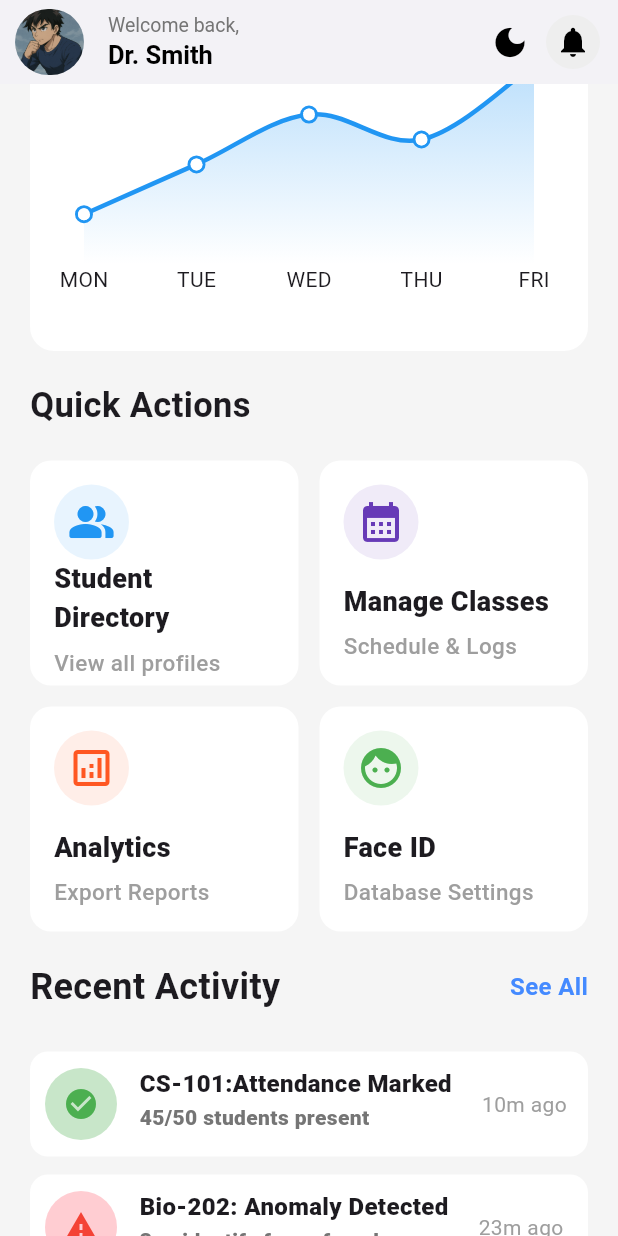
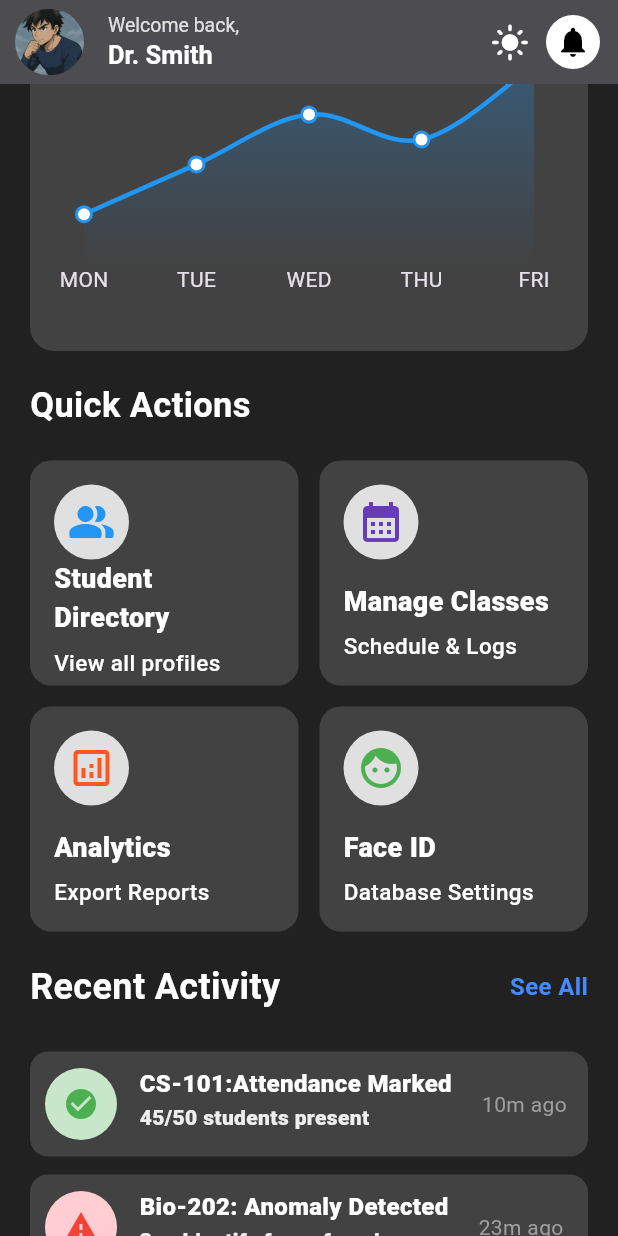
Before and after one commit to Shaurya0987/Ai-Face-Detection-Attendance-App, a Flutter app: the screen it shows after launch, scrolled down 576 dp, after a tap on the "dark mode" icon, on a phone screen of 412 x 824 dp. Run offline on Flutter 3.47's test engine with Material 3 defaults, Android fonts, the phone set to English and light mode, and no system bars; drawn by our look-alikes of fl_chart; our stand-ins replace action_slider, google_fonts.

Commit message:
Dark Theme Added in Teacher DashBoard

```diff
--- a/lib/Screens/TeacherDashBoard/Components/ActivityContainer.dart
+++ b/lib/Screens/TeacherDashBoard/Components/ActivityContainer.dart
@@ -1,4 +1,6 @@
+import 'package:facedetectionapp/Provider/ThemeProvider.dart';
 import 'package:flutter/material.dart';
+import 'package:provider/provider.dart';
 
 class ActivityContainer extends StatelessWidget {
   final String title;
@@ -13,13 +15,14 @@ class ActivityContainer extends StatelessWidget {
 
   @override
   Widget build(BuildContext context) {
+    final themeProvider = context.watch<ThemeProvider>();
     return Padding(
       padding: const EdgeInsets.symmetric(vertical: 6),
       child: Container(
         height: 70,
         width: double.infinity,
         decoration: BoxDecoration(
-          color: Colors.white,
+          color: themeProvider.isDark?Colors.grey.shade800:Colors.white,
           borderRadius: BorderRadius.circular(12)
         ),
         child: Padding(
@@ -37,13 +40,14 @@ class ActivityContainer extends StatelessWidget {
                 children: [
                   Text(title,style: TextStyle(
                     fontWeight: FontWeight.w900,
-                    fontSize: 16
+                    fontSize: 16,
+                    color: themeProvider.isDark?Colors.white:Colors.black
                   ),),
                   SizedBox(height: 1,),
                   Text(subtitle,style: TextStyle(
                     fontWeight: FontWeight.w900,
                     fontSize: 14,
-                    color: Colors.grey.shade600
+                    color: themeProvider.isDark?Colors.grey.shade200:Colors.grey.shade600,
                   ),)
                 ],
               ),
--- a/lib/Screens/TeacherDashBoard/Components/AppBar.dart
+++ b/lib/Screens/TeacherDashBoard/Components/AppBar.dart
@@ -1,4 +1,6 @@
+import 'package:facedetectionapp/Provider/ThemeProvider.dart';
 import 'package:flutter/material.dart';
+import 'package:provider/provider.dart';
 
 class TeacherAppBar extends StatelessWidget
     implements PreferredSizeWidget {
@@ -6,8 +8,9 @@ class TeacherAppBar extends StatelessWidget
 
   @override
   Widget build(BuildContext context) {
+    final themeProvider=context.watch<ThemeProvider>();
     return AppBar(
-      backgroundColor: Colors.white,
+      backgroundColor: themeProvider.isDark?Colors.grey.shade800:Colors.white,
       elevation: 9,
 
       /// 👤 AVATAR
@@ -33,15 +36,15 @@ class TeacherAppBar extends StatelessWidget
             "Welcome back,",
             style: TextStyle(
               fontSize: 13,
-              color: Colors.grey.shade600,
+              color: themeProvider.isDark?Colors.grey.shade300:Colors.grey.shade600,
             ),
           ),
-          const Text(
+          Text(
             "Dr. Smith",
             style: TextStyle(
               fontSize: 17,
               fontWeight: FontWeight.w600,
-              color: Colors.black,
+              color: themeProvider.isDark?Colors.white:Colors.black,
             ),
           ),
         ],
@@ -50,14 +53,16 @@ class TeacherAppBar extends StatelessWidget
       /// 🔔 ACTIONS
       actions: [
         IconButton(
-          icon: const Icon(Icons.dark_mode, size: 26, color: Colors.black),
-          onPressed: () {},
+          icon: themeProvider.isDark?Icon(Icons.light_mode, size: 26, color: Colors.white):Icon(Icons.dark_mode, size: 26, color: Colors.black),
+          onPressed: () {
+            themeProvider.toggleTheme();
+          },
         ),
         Padding(
           padding: const EdgeInsets.only(right: 12),
           child: CircleAvatar(
             radius: 18,
-            backgroundColor: Colors.grey.shade200,
+            backgroundColor: themeProvider.isDark?Colors.white:Colors.grey.shade200,
             child: const Icon(
               Icons.notifications,
               color: Colors.black,
--- a/lib/Screens/TeacherDashBoard/Components/AttendanceLineChart.dart
+++ b/lib/Screens/TeacherDashBoard/Components/AttendanceLineChart.dart
@@ -1,16 +1,19 @@
+import 'package:facedetectionapp/Provider/ThemeProvider.dart';
 import 'package:fl_chart/fl_chart.dart';
 import 'package:flutter/material.dart';
+import 'package:provider/provider.dart';
 
 class AttendanceLineChart extends StatelessWidget {
   const AttendanceLineChart({super.key});
 
   @override
   Widget build(BuildContext context) {
+    final themeProvider=context.watch<ThemeProvider>();
     return Container(
       height: 220,
       padding: const EdgeInsets.all(16),
       decoration: BoxDecoration(
-        color: Colors.white,
+        color: themeProvider.isDark?Colors.grey.shade800:Colors.white,
         borderRadius: BorderRadius.circular(20),
       ),
       child: LineChart(
@@ -38,6 +41,8 @@ class AttendanceLineChart extends StatelessWidget {
                       return const Text("THU");
                     case 4:
                       return const Text("FRI");
+                    case 5:
+                      return const Text("Sat");
                   }
                   return const Text("");
                 },
@@ -86,6 +91,7 @@ class AttendanceLineChart extends StatelessWidget {
                 FlSpot(2, 6),
                 FlSpot(3, 5),
                 FlSpot(4, 8),
+                FlSpot(4, 8),
               ],
             ),
           ],
--- a/lib/Screens/TeacherDashBoard/Components/AttendanceTrends.dart
+++ b/lib/Screens/TeacherDashBoard/Components/AttendanceTrends.dart
@@ -1,5 +1,7 @@
+import 'package:facedetectionapp/Provider/ThemeProvider.dart';
 import 'package:facedetectionapp/Screens/TeacherDashBoard/Components/AttendanceLineChart.dart';
 import 'package:flutter/material.dart';
+import 'package:provider/provider.dart';
 
 class AttendanceTrendsContainer extends StatelessWidget {
   const AttendanceTrendsContainer({
@@ -8,13 +10,14 @@ class AttendanceTrendsContainer extends StatelessWidget {
 
   @override
   Widget build(BuildContext context) {
+    final themeProvider=context.watch<ThemeProvider>();
     return Padding(
       padding: const EdgeInsets.only(top: 30.0),
       child: Container(
         height: 335,
         width: double.infinity,
         decoration: BoxDecoration(
-          color: Colors.white,
+          color: themeProvider.isDark?Colors.grey.shade800:Colors.white,
           borderRadius: BorderRadius.circular(16),
         ),
         child: Padding(
@@ -25,7 +28,7 @@ class AttendanceTrendsContainer extends StatelessWidget {
               Text(
                 "Attendance Trends",
                 style: TextStyle(
-                  color: Colors.grey.shade700,
+                  color: themeProvider.isDark?Colors.white:Colors.grey.shade700,
                   fontSize: 17,
                   fontWeight: FontWeight.w100,
                 ),
@@ -41,6 +44,7 @@ class AttendanceTrendsContainer extends StatelessWidget {
                         style: TextStyle(
                           fontSize: 31,
                           fontWeight: FontWeight.w900,
+                          color: themeProvider.isDark?Colors.white:Colors.black,
                         ),
                       ),
                       SizedBox(width: 10),
@@ -49,7 +53,7 @@ class AttendanceTrendsContainer extends StatelessWidget {
                         style: TextStyle(
                           fontSize: 18,
                           fontWeight: FontWeight.w900,
-                          color: Colors.grey.shade600,
+                          color: themeProvider.isDark?Colors.white:Colors.grey.shade600,
                         ),
                       ),
                     ],
@@ -60,7 +64,7 @@ class AttendanceTrendsContainer extends StatelessWidget {
                       vertical: 6,
                     ),
                     decoration: BoxDecoration(
-                      color: Colors.green.shade50,
+                      color: themeProvider.isDark?Colors.green.shade100:Colors.green.shade50,
                       borderRadius: BorderRadius.circular(20),
                     ),
                     child: Row(
--- a/lib/Screens/TeacherDashBoard/Components/CardWIthChangeValue.dart
+++ b/lib/Screens/TeacherDashBoard/Components/CardWIthChangeValue.dart
@@ -1,4 +1,6 @@
+import 'package:facedetectionapp/Provider/ThemeProvider.dart';
 import 'package:flutter/material.dart';
+import 'package:provider/provider.dart';
 
 /// ---------------- CARD WITH CHANGE VALUE ----------------
 class ContainerWithValue extends StatelessWidget {
@@ -19,10 +21,11 @@ class ContainerWithValue extends StatelessWidget {
 
   @override
   Widget build(BuildContext context) {
+    final themeProvider=context.watch<ThemeProvider>();
     return Container(
       height: 150,
       decoration: BoxDecoration(
-        color: Colors.white,
+        color: themeProvider.isDark?Colors.grey.shade800:Colors.white,
         borderRadius: BorderRadius.circular(14),
       ),
       padding: const EdgeInsets.all(16),
@@ -34,7 +37,7 @@ class ContainerWithValue extends StatelessWidget {
             mainAxisAlignment: MainAxisAlignment.spaceBetween,
             children: [
               CircleAvatar(
-                backgroundColor: color.withOpacity(0.1),
+                backgroundColor: themeProvider.isDark?Colors.grey.shade300:color.withOpacity(0.1),
                 radius: 20,
                 child: Icon(icon, size: 27, color: color),
               ),
@@ -42,12 +45,12 @@ class ContainerWithValue extends StatelessWidget {
                 padding:
                     const EdgeInsets.symmetric(horizontal: 6, vertical: 2),
                 decoration: BoxDecoration(
-                  color: Colors.green.shade50,
+                  color: themeProvider.isDark?Colors.green.shade100:Colors.green.shade50,
                   borderRadius: BorderRadius.circular(20),
                 ),
                 child: Text(
                   value,
-                  style: const TextStyle(
+                  style: TextStyle(
                     color: Colors.green,
                     fontSize: 12,
                     fontWeight: FontWeight.w600,
@@ -63,8 +66,8 @@ class ContainerWithValue extends StatelessWidget {
             title,
             style: TextStyle(
               fontSize: 14,
-              color: Colors.grey.shade600,
-              fontWeight: FontWeight.w500,
+              color: themeProvider.isDark?Colors.white:Colors.grey.shade700,
+              fontWeight: FontWeight.w900,
             ),
           ),
 
@@ -72,9 +75,10 @@ class ContainerWithValue extends StatelessWidget {
 
           Text(
             Percentage,
-            style: const TextStyle(
+            style: TextStyle(
               fontSize: 26,
               fontWeight: FontWeight.w800,
+              color: themeProvider.isDark?Colors.white:Colors.black,
             ),
           ),
         ],
--- a/lib/Screens/TeacherDashBoard/Components/CardWithoutChangeValue.dart
+++ b/lib/Screens/TeacherDashBoard/Components/CardWithoutChangeValue.dart
@@ -1,4 +1,6 @@
+import 'package:facedetectionapp/Provider/ThemeProvider.dart';
 import 'package:flutter/material.dart';
+import 'package:provider/provider.dart';
 
 /// ---------------- CARD WITHOUT CHANGE VALUE ----------------
 class ContainerWithoutValue extends StatelessWidget {
@@ -17,10 +19,11 @@ class ContainerWithoutValue extends StatelessWidget {
 
   @override
   Widget build(BuildContext context) {
+    final themeProvider=context.watch<ThemeProvider>();
     return Container(
       height: 150,
       decoration: BoxDecoration(
-        color: Colors.white,
+        color: themeProvider.isDark?Colors.grey.shade800:Colors.white,
         borderRadius: BorderRadius.circular(14),
       ),
       padding: const EdgeInsets.all(16),
@@ -28,7 +31,7 @@ class ContainerWithoutValue extends StatelessWidget {
         crossAxisAlignment: CrossAxisAlignment.start,
         children: [
           CircleAvatar(
-            backgroundColor: color.withOpacity(0.1),
+            backgroundColor: themeProvider.isDark?Colors.grey.shade300:color.withOpacity(0.1),
             radius: 20,
             child: Icon(icon, size: 27, color: color),
           ),
@@ -39,7 +42,7 @@ class ContainerWithoutValue extends StatelessWidget {
             title,
             style: TextStyle(
               fontSize: 14,
-              color: Colors.grey.shade600,
+              color: themeProvider.isDark?Colors.white:Colors.grey.shade700,
               fontWeight: FontWeight.w500,
             ),
           ),
@@ -48,9 +51,10 @@ class ContainerWithoutValue extends StatelessWidget {
 
           Text(
             Percentage,
-            style: const TextStyle(
+            style: TextStyle(
               fontSize: 26,
               fontWeight: FontWeight.w800,
+              color: themeProvider.isDark?Colors.white:Colors.black,
             ),
           ),
         ],
--- a/lib/Screens/TeacherDashBoard/Components/Header.dart
+++ b/lib/Screens/TeacherDashBoard/Components/Header.dart
@@ -1,4 +1,6 @@
+import 'package:facedetectionapp/Provider/ThemeProvider.dart';
 import 'package:flutter/material.dart';
+import 'package:provider/provider.dart';
 
 class Header extends StatelessWidget {
   const Header({
@@ -7,6 +9,7 @@ class Header extends StatelessWidget {
 
   @override
   Widget build(BuildContext context) {
+    final themeProvider=context.watch<ThemeProvider>();
     return Row(
       mainAxisAlignment: MainAxisAlignment.spaceBetween,
       children: [
@@ -21,7 +24,7 @@ class Header extends StatelessWidget {
           padding:
               const EdgeInsets.symmetric(horizontal: 12, vertical: 4),
           decoration: BoxDecoration(
-            color: Colors.blue.shade50,
+            color: themeProvider.isDark?Colors.blue.shade100:Colors.blue.shade50,
             borderRadius: BorderRadius.circular(20),
           ),
           child: const Text(
--- a/lib/Screens/TeacherDashBoard/Components/QuickActionContainer.dart
+++ b/lib/Screens/TeacherDashBoard/Components/QuickActionContainer.dart
@@ -1,4 +1,6 @@
+import 'package:facedetectionapp/Provider/ThemeProvider.dart';
 import 'package:flutter/material.dart';
+import 'package:provider/provider.dart';
 
 /// ---------------- CARD WITHOUT CHANGE VALUE ----------------
 class QuickActionsContainer extends StatelessWidget {
@@ -17,10 +19,11 @@ class QuickActionsContainer extends StatelessWidget {
 
   @override
   Widget build(BuildContext context) {
+    final themeProvider=context.watch<ThemeProvider>();
     return Container(
       height: 150,
       decoration: BoxDecoration(
-        color: Colors.white,
+        color: themeProvider.isDark?Colors.grey.shade800:Colors.white,
         borderRadius: BorderRadius.circular(14),
       ),
       padding: const EdgeInsets.all(16),
@@ -28,7 +31,7 @@ class QuickActionsContainer extends StatelessWidget {
         crossAxisAlignment: CrossAxisAlignment.start,
         children: [
           CircleAvatar(
-            backgroundColor: color.withOpacity(0.1),
+            backgroundColor: themeProvider.isDark?Colors.grey.shade300:color.withOpacity(0.1),
             radius: 25,
             child: Icon(icon, size: 32, color: color),
           ),
@@ -37,15 +40,15 @@ class QuickActionsContainer extends StatelessWidget {
 
           Text(
             title,
-            style: TextStyle(fontSize: 18, fontWeight: FontWeight.w800),
+            style: TextStyle(fontSize: 18, fontWeight: FontWeight.w800,color: themeProvider.isDark?Colors.white:Colors.black),
           ),
 
           const SizedBox(height: 6),
 
           Text(
             subtitle,
-            style: const TextStyle(
-              color: Colors.grey,
+            style: TextStyle(
+              color: themeProvider.isDark?Colors.white:Colors.grey,
               fontWeight: FontWeight.w500,
               fontSize: 15,
             ),
--- a/lib/Screens/TeacherDashBoard/Components/RecentActivityContainer.dart
+++ b/lib/Screens/TeacherDashBoard/Components/RecentActivityContainer.dart
@@ -1,5 +1,7 @@
+import 'package:facedetectionapp/Provider/ThemeProvider.dart';
 import 'package:facedetectionapp/Screens/TeacherDashBoard/Components/ActivityContainer.dart';
 import 'package:flutter/material.dart';
+import 'package:provider/provider.dart';
 
 class RecentActivityContainer extends StatelessWidget {
   const RecentActivityContainer({
@@ -8,6 +10,7 @@ class RecentActivityContainer extends StatelessWidget {
 
   @override
   Widget build(BuildContext context) {
+    final themeProvider = context.watch<ThemeProvider>();
     return Column(
       children: [
         Padding(
@@ -20,6 +23,7 @@ class RecentActivityContainer extends StatelessWidget {
                 style: TextStyle(
                   fontSize: 24,
                   fontWeight: FontWeight.bold,
+                  color: themeProvider.isDark?Colors.white:Colors.black
                 ),
               ),
               Text(
@@ -34,7 +38,7 @@ class RecentActivityContainer extends StatelessWidget {
           ),
         ),
         ActivityContainer(title: 'CS-101:Attendance Marked', subtitle: '45/50 students present', icon: Icons.check_circle, time: '10m ago', IconColor: Colors.green, iconShade: Colors.green.shade100,),
-        ActivityContainer(title: 'Bio-202: Anomaly Detected', subtitle: '3 unidentify faces found', icon: Icons.warning, time: '23m ago', IconColor: Colors.red, iconShade: Colors.red.shade100,)
+        ActivityContainer(title: 'Bio-202: Anomaly Detected', subtitle: '3 unIdentify faces found', icon: Icons.warning, time: '23m ago', IconColor: Colors.red, iconShade: Colors.red.shade100,)
       ],
     );
   }
--- a/lib/Screens/TeacherDashBoard/TeacherDashBoard.dart
+++ b/lib/Screens/TeacherDashBoard/TeacherDashBoard.dart
@@ -1,4 +1,5 @@
 
+import 'package:facedetectionapp/Provider/ThemeProvider.dart';
 import 'package:facedetectionapp/Screens/TeacherDashBoard/Components/AppBar.dart';
 import 'package:facedetectionapp/Screens/TeacherDashBoard/Components/AttendanceTrends.dart';
 import 'package:facedetectionapp/Screens/TeacherDashBoard/Components/CardWIthChangeValue.dart';
@@ -8,6 +9,7 @@ import 'package:facedetectionapp/Screens/TeacherDashBoard/Components/QuickAction
 import 'package:facedetectionapp/Screens/TeacherDashBoard/Components/RecentActivityContainer.dart';
 
 import 'package:flutter/material.dart';
+import 'package:provider/provider.dart';
 
 class TeacherDashboard extends StatefulWidget {
   const TeacherDashboard({super.key});
@@ -19,8 +21,9 @@ class TeacherDashboard extends StatefulWidget {
 class _TeacherDashboardState extends State<TeacherDashboard> {
   @override
   Widget build(BuildContext context) {
+    final themeProvider=context.watch<ThemeProvider>();
     return Scaffold(
-      backgroundColor: Colors.grey.shade100,
+      backgroundColor: themeProvider.isDark?Colors.grey.shade900:Colors.grey.shade100,
       appBar: const TeacherAppBar(),
       body: SingleChildScrollView(
         child: Padding(
@@ -87,7 +90,7 @@ class _TeacherDashboardState extends State<TeacherDashboard> {
                 padding: const EdgeInsets.symmetric(vertical: 20),
                 child: Text(
                   "Quick Actions",
-                  style: TextStyle(fontSize: 23, fontWeight: FontWeight.bold),
+                  style: TextStyle(fontSize: 23, fontWeight: FontWeight.bold,color: themeProvider.isDark?Colors.white:Colors.black),
                 ),
               ),
 
--- a/lib/main.dart
+++ b/lib/main.dart
@@ -1,16 +1,19 @@
-
 import 'package:facedetectionapp/Provider/ThemeProvider.dart';
 import 'package:facedetectionapp/Provider/UserProvider.dart';
-import 'package:facedetectionapp/Screens/Splash%20Screen/SplashScreen.dart';
 import 'package:facedetectionapp/Screens/TeacherDashBoard/TeacherDashBoard.dart';
 import 'package:flutter/material.dart';
 import 'package:provider/provider.dart';
 
 void main() {
-  runApp(MultiProvider(providers: [
-    ChangeNotifierProvider(create: (_)=>ThemeProvider()),
-    ChangeNotifierProvider(create: (_)=>UserSession()),
-  ],child: const MyApp(),));
+  runApp(
+    MultiProvider(
+      providers: [
+        ChangeNotifierProvider(create: (_) => ThemeProvider()),
+        ChangeNotifierProvider(create: (_) => UserSession()),
+      ],
+      child: const MyApp(),
+    ),
+  );
 }
 
 class MyApp extends StatelessWidget {
@@ -18,12 +21,23 @@ class MyApp extends StatelessWidget {
 
   @override
   Widget build(BuildContext context) {
+    final themeProvider = context.watch<ThemeProvider>();
     return MaterialApp(
       debugShowCheckedModeBanner: false,
+
       theme: ThemeData(
-        colorScheme: .fromSeed(seedColor: Colors.deepPurple),
+        brightness: Brightness.light,
+        primarySwatch: Colors.blue,
       ),
-      home: TeacherDashboard(),
+
+      darkTheme: ThemeData(
+        brightness: Brightness.dark,
+        primaryColor: Colors.blue,
+      ),
+
+      themeMode: themeProvider.isDark ? ThemeMode.dark : ThemeMode.light,
+
+      home: const TeacherDashboard(),
     );
   }
 }
```
